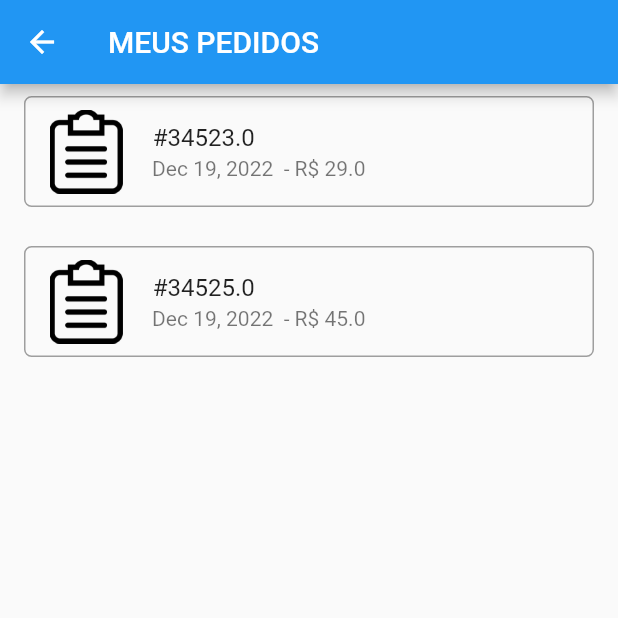
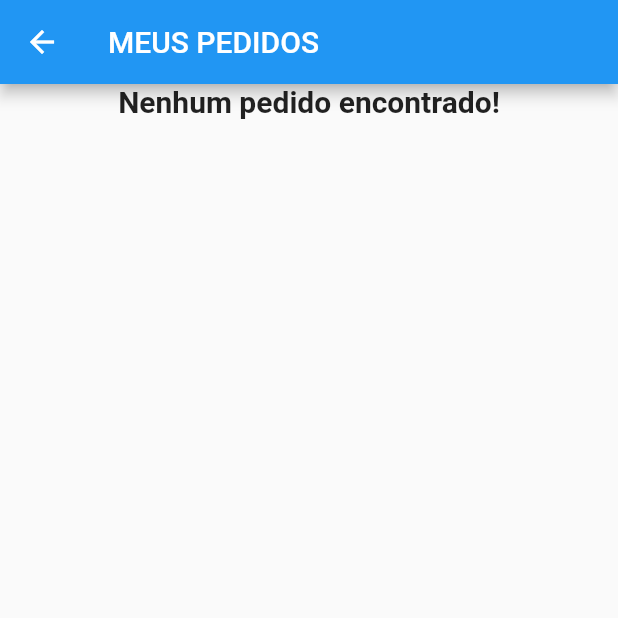
Before and after one commit to felipejoliver-fzr/flutter_food, a Flutter app: the Orders screen opened directly, on a phone screen of 412 x 824 dp, the top half of it. Run offline on Flutter 3.47's test engine with Material 2 defaults, Android fonts, the phone set to English and light mode, and no system bars; our stand-ins replace flutter_mobx, mobx, sqflite; accounts and stored records are empty; generated files the repository leaves out were written again.

Commit message:
Finished order screen

```diff
--- a/lib/components/order-item.dart
+++ b/lib/components/order-item.dart
@@ -8,9 +8,9 @@ class OrderItem extends StatelessWidget {
       required this.price,
       required this.datetime});
 
-  final double code;
-  final double price;
-  final DateTime? datetime;
+  final String? code;
+  final double? price;
+  final String? datetime;
 
   @override
   Widget build(BuildContext context) {
@@ -24,8 +24,8 @@ class OrderItem extends StatelessWidget {
         ),
         child: Image.asset("images/pedido.png", fit: BoxFit.cover),
       ),
-      title: Text(" #$code "),
-      subtitle: Text(" ${DateFormat.yMMMd().format(datetime ?? DateTime.now())}  - R\$ $price "),
+      title: Text(" #${code!.padLeft(5, '0')} "),
+      subtitle: Text(" ${datetime}  - R\$ $price "),
       onLongPress: () {
         // Redirecionar para o carrinho
       }
--- a/lib/daos/order-dao.dart
+++ b/lib/daos/order-dao.dart
@@ -8,7 +8,7 @@ class OrderDAO {
         await openDatabase(join(await getDatabasesPath(), 'order_database.db'),
             onCreate: ((db, version) {
       return db.execute(
-          "CREATE TABLE Orders(id INTEGER PRIMARY KEY, clientName TEXT, items TEXT)");
+          "CREATE TABLE Orders(id INTEGER PRIMARY KEY, clientName TEXT, items TEXT, price DOUBLE, datetime TEXT)");
     }), version: 1);
 
     return db;
@@ -20,7 +20,9 @@ class OrderDAO {
 
     final result = List.generate(maps.length, (index) {
       return Order(maps[index]['clientName'], maps[index]['items'],
-          id: maps[index]['id']);
+          id: maps[index]['id'],
+          price: maps[index]['price'],
+          datetime: maps[index]['datetime']);
     });
 
     return result;
--- a/lib/models/order.dart
+++ b/lib/models/order.dart
@@ -2,14 +2,18 @@ class Order {
   int? id;
   final String clientName;
   final dynamic items;
+  final double? price;
+  final String? datetime;
 
-  Order(this.clientName, this.items, {this.id});
+  Order(this.clientName, this.items, {this.id, this.price, this.datetime});
 
   Map<String, dynamic> toMap() {
     return {
       "id": id,
       "clientName": clientName,
       "items": items,
+      "price": price,
+      "datetime": datetime
     };
   }
 }
--- a/lib/pages/cart/cart.dart
+++ b/lib/pages/cart/cart.dart
@@ -7,6 +7,7 @@ import 'package:flutter_food/models/order.dart';
 import 'package:flutter_food/shared/cart-store.dart';
 import 'package:flutter_food/utils/customStyles.dart';
 import 'package:flutter_mobx/flutter_mobx.dart';
+import 'package:intl/intl.dart';
 import 'package:provider/provider.dart';
 
 class Cart extends StatefulWidget {
@@ -89,15 +90,18 @@ class _CartState extends State<Cart> {
                   child: ElevatedButton(
                     onPressed: () async {
                       List<String> productsString = [];
+                      double totalPrice = 0;
 
                       for (var c = 0; c < cartStore.cartProducts.length; c++) {
                         var product = cartStore.cartProducts[c];
+                        totalPrice += product.price;
                         productsString.add(
                             '{"name": ${product.name}, "price": ${product.price}, "quantity": 1}');
                       }
 
                       String jsonProducts = jsonEncode(productsString);
-                      Order order = Order('Cliente Teste', jsonProducts);
+                      String datetime = DateFormat.yMMMd().format(DateTime.now());
+                      Order order = Order('Cliente Teste', jsonProducts, datetime: datetime, price: totalPrice);
 
                       int id = await OrderDAO().insertOrder(order);
                       cartStore.clear();
--- a/lib/pages/orders/orders.dart
+++ b/lib/pages/orders/orders.dart
@@ -1,7 +1,10 @@
 import 'package:flutter/material.dart';
 import 'package:flutter_food/utils/customStyles.dart';
+import 'package:flutter_mobx/flutter_mobx.dart';
 
 import '../../components/order-item.dart';
+import '../../daos/order-dao.dart';
+import '../../models/order.dart';
 
 class Orders extends StatefulWidget {
   const Orders({Key? key}) : super(key: key);
@@ -10,21 +13,13 @@ class Orders extends StatefulWidget {
   State<Orders> createState() => _OrdersState();
 }
 
-List<OrderItem> orders = [
-    OrderItem(
-        code: 34523, datetime: DateTime.now(), price: 29),
-    OrderItem(
-        code: 34525, datetime: DateTime.now(), price: 45)
-  ];
-
-Widget _buildItem(int index) {
-  OrderItem order = orders[index];
+Widget _buildItem(Order order) {
   return Padding(
     padding: cardPadding,
     child: Container(
         decoration: cardBoxStyle(),
         child: OrderItem(
-            code: order.code,
+            code: order.id.toString(),
             price: order.price,
             datetime: order.datetime)),
   );
@@ -32,16 +27,43 @@ Widget _buildItem(int index) {
 
 class _OrdersState extends State<Orders> {
 
+  List<Order> orders = [];
+
+  void getData() async {
+    List<Order> data = await OrderDAO().readAll();
+    setState(() {
+      orders = data;
+    });
+  }
+
+  @override
+  void initState() {
+    // TODO: implement initState
+    super.initState();
+  }
+
   @override
   Widget build(BuildContext context) {
+    getData();
+
     return Scaffold(
       appBar: AppBar(
         title: const Text('MEUS PEDIDOS'),
       ),
       body: Column(children: [
+        Observer(builder: (_) {
+          return Visibility(
+            visible: !orders.isNotEmpty,
+            child: const Text(
+              "Nenhum pedido encontrado!",
+              textAlign: TextAlign.center,
+              style: TextStyle(fontWeight: FontWeight.bold, fontSize: 20),
+            ),
+          );
+        }),
         Expanded(
           child: ListView.separated(
-              itemBuilder: (context, index) => _buildItem(index),
+              itemBuilder: (context, index) => _buildItem(orders[index]),
               separatorBuilder: (context, index) => const SizedBox(
                     height: 10,
                   ),
```
